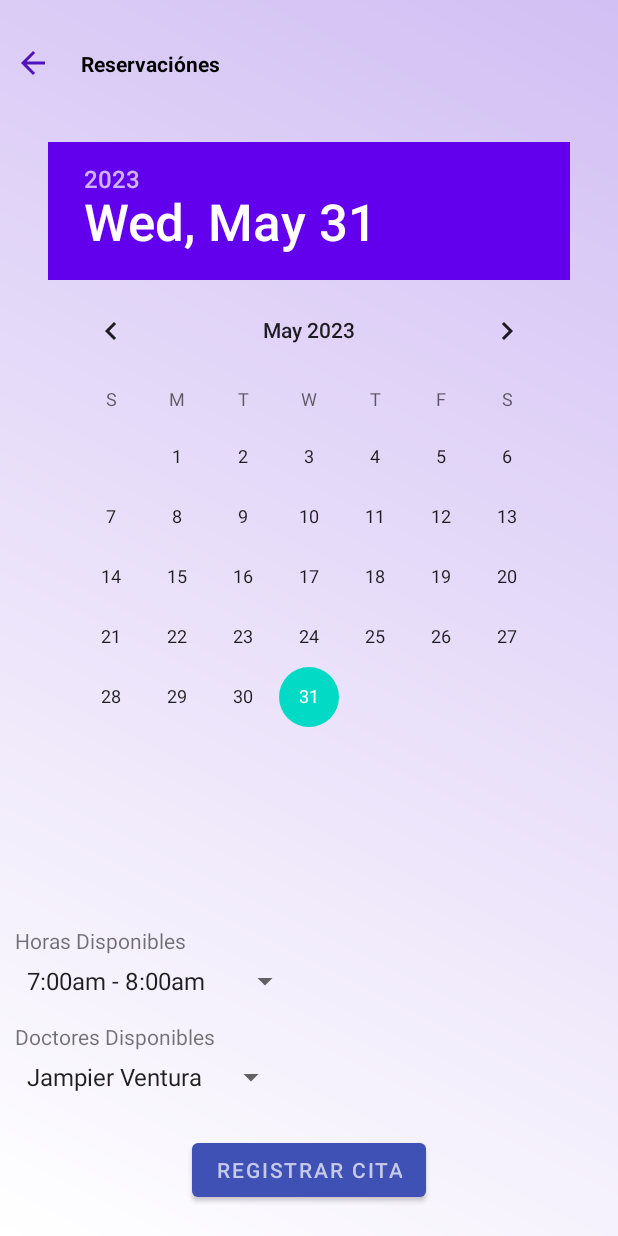
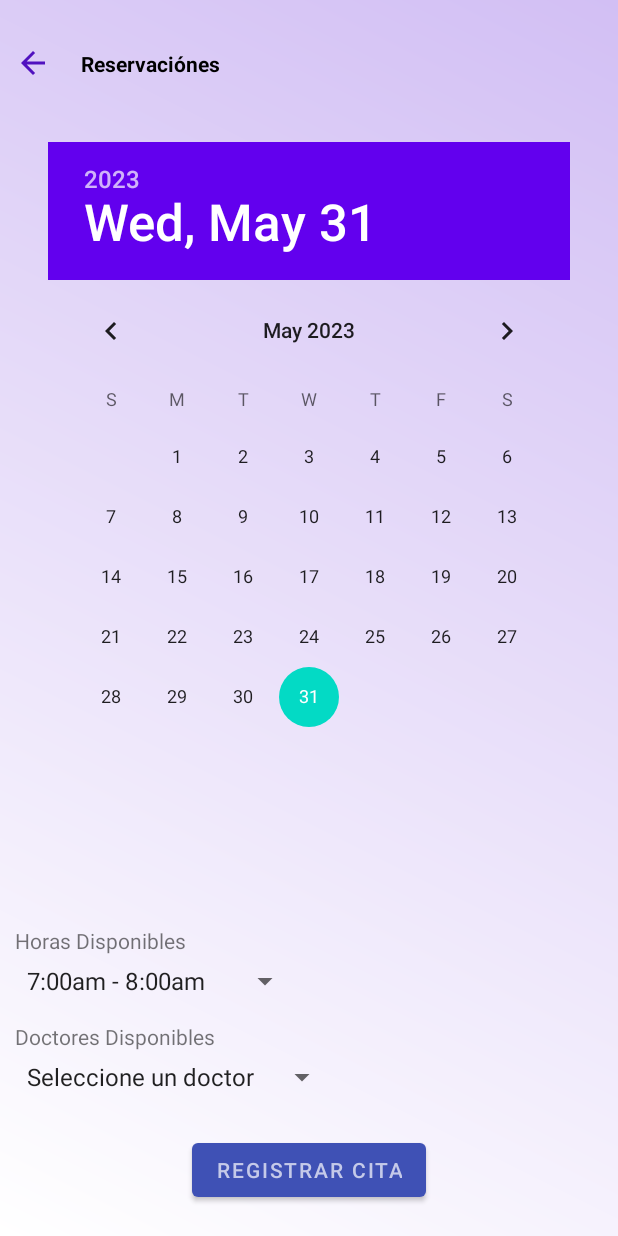
Before and after one commit to Azgaf012/AppBucal360, an Android app: the reservationFragment screen opened through its navigation route, on a phone screen of 412 x 824 dp. Run offline under Robolectric (Android 15) with nearby library versions, the phone set to English and light mode, and no system bars; our stand-ins replace Firebase (no records; nobody signed in at launch, a user with empty details on screens opened directly).

Commit message:
Listado de Doctores Disponibles desde Firebase

```diff
--- a/app/src/main/java/com/dapm/appbucal360/presentation/menu/reservation/reservationFragment.kt
+++ b/app/src/main/java/com/dapm/appbucal360/presentation/menu/reservation/reservationFragment.kt
@@ -1,14 +1,13 @@
 package com.dapm.appbucal360.presentation.menu.reservation
 
 import android.os.Bundle
-import androidx.fragment.app.Fragment
 import android.view.LayoutInflater
 import android.view.View
 import android.view.ViewGroup
+import android.widget.ArrayAdapter
 import android.widget.Button
 import android.widget.Spinner
-import android.widget.TextView
-import android.widget.Toast
+import androidx.fragment.app.Fragment
 import androidx.fragment.app.viewModels
 import androidx.lifecycle.Observer
 import androidx.navigation.Navigation
@@ -16,11 +15,15 @@ import com.dapm.appbucal360.R
 import com.dapm.appbucal360.model.appointment.AppointmentState
 import com.google.android.material.snackbar.Snackbar
 import com.google.android.material.textfield.TextInputEditText
-import java.util.Date
+import com.google.firebase.firestore.FirebaseFirestore
+import com.google.firebase.firestore.QuerySnapshot
+import java.util.*
+
 
 class reservationFragment : Fragment() {
 
     private val viewModel: ReservationViewModel by viewModels()
+    private lateinit var doctorNameSpinner: Spinner
 
     override fun onCreateView(
         inflater: LayoutInflater, container: ViewGroup?,
@@ -32,16 +35,18 @@ class reservationFragment : Fragment() {
     override fun onViewCreated(view: View, savedInstanceState: Bundle?) {
         super.onViewCreated(view, savedInstanceState)
 
-        val doctorNameTextView = view.findViewById<Spinner>(R.id.spinner_doctores_disponibles)
+        doctorNameSpinner = view.findViewById(R.id.spinner_doctores_disponibles)
+
         val patientNameEditText = "Prueba"//view.findViewById<TextInputEditText>(R.id.inputNombrePaciente)
         val patientContactNumberEditText = "999888999"//view.findViewById<TextInputEditText>(R.id.inputNumeroContactoPaciente)
         val reserveButton = view.findViewById<Button>(R.id.btn_confirmarReservation)
 
+        fetchDataFromFirestore()
+
         reserveButton.setOnClickListener {
-            val doctor = doctorNameTextView.selectedItem.toString()
+            val doctor = doctorNameSpinner.selectedItem.toString()
             val patientName = "Prueba"
             val patientContactNumber = "999888999"
-
             val date = Date()  // Debes obtener la fecha de algún lado. Por ahora, solo estoy utilizando la fecha actual.
 
             viewModel.registerAppointment(doctor, date)
@@ -61,4 +66,33 @@ class reservationFragment : Fragment() {
         })
     }
 
+    private fun fetchDataFromFirestore() {
+        val db = FirebaseFirestore.getInstance()
+        val collectionRef = db.collection("doctor")
+
+        collectionRef
+            .whereEqualTo("estado_doctor", "A")
+            .get()
+            .addOnSuccessListener { querySnapshot ->
+                val dataList = ArrayList<String>()
+                dataList.add("Seleccione un doctor") // Agregar el placeholder al inicio de la lista
+
+                for (documentSnapshot in querySnapshot) {
+                    val nombreDoctor = documentSnapshot.getString("nombre_doctor")
+                    val apellidoDoctor = documentSnapshot.getString("apellido_doctor")
+
+                    if (nombreDoctor != null && apellidoDoctor != null) {
+                        val doctorFullName = "$nombreDoctor $apellidoDoctor"
+                        dataList.add(doctorFullName)
+                    }
+                }
+
+                val adapter = ArrayAdapter(requireContext(), android.R.layout.simple_spinner_item, dataList)
+                adapter.setDropDownViewResource(android.R.layout.simple_spinner_dropdown_item)
+                doctorNameSpinner.adapter = adapter
+            }
+            .addOnFailureListener { exception ->
+                // Manejo de errores si ocurre alguno al obtener los datos
+            }
+    }
 }
--- a/app/src/main/res/layout/fragment_reservation.xml
+++ b/app/src/main/res/layout/fragment_reservation.xml
@@ -88,8 +88,8 @@
                 android:layout_width="wrap_content"
                 android:layout_height="wrap_content"
                 android:layout_marginLeft="10dp"
-                android:layout_marginTop="5dp"
-                android:entries="@array/doctores_disponibles" />
+                android:layout_marginTop="5dp" />
+
 
         </LinearLayout>
 
--- a/app/src/main/res/values/strings.xml
+++ b/app/src/main/res/values/strings.xml
@@ -13,8 +13,6 @@
         <item>9:00am - 10:00am</item>
     </string-array>
     <string-array name="doctores_disponibles">
-        <item>Jampier Ventura</item>
-        <item>Diego Toribio</item>
-        <item>Paolo Leon</item>
+        <item>Seleccione un doctor</item>
     </string-array>
 </resources>
```
